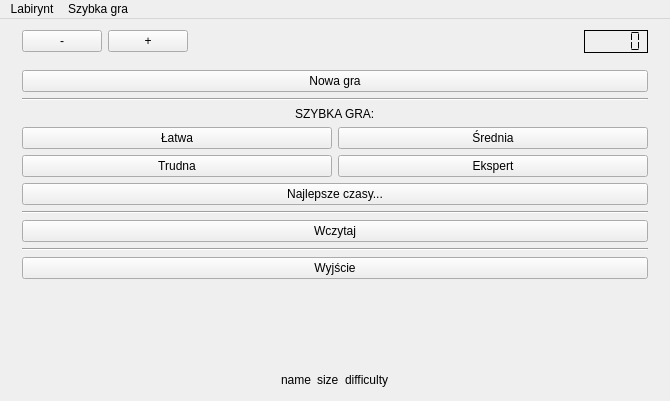
Qt form mainwindow.ui (289698/GenerowanieLabiryntu) before a commit.
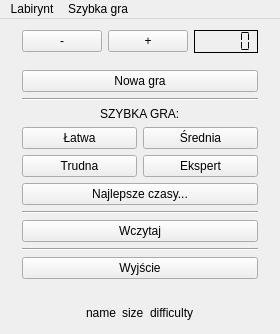
The same form after that commit.

Diff of the .ui file:
```diff
--- a/mainwindow.ui
+++ b/mainwindow.ui
@@ -6,8 +6,8 @@
    <rect>
     <x>0</x>
     <y>0</y>
-    <width>670</width>
-    <height>401</height>
+    <width>278</width>
+    <height>334</height>
    </rect>
   </property>
   <property name="windowTitle">
@@ -258,7 +258,7 @@
     <rect>
      <x>0</x>
      <y>0</y>
-     <width>670</width>
+     <width>278</width>
      <height>20</height>
     </rect>
    </property>
```
Left out of the diff: 58 changed lines with no effect on the pictures.
